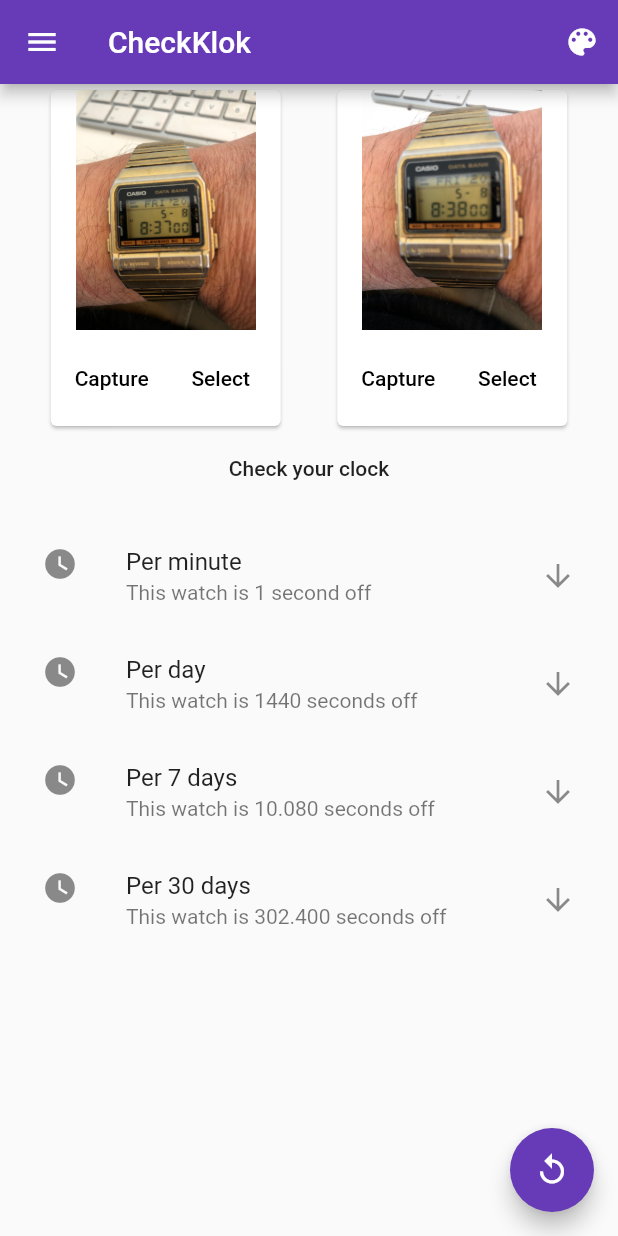
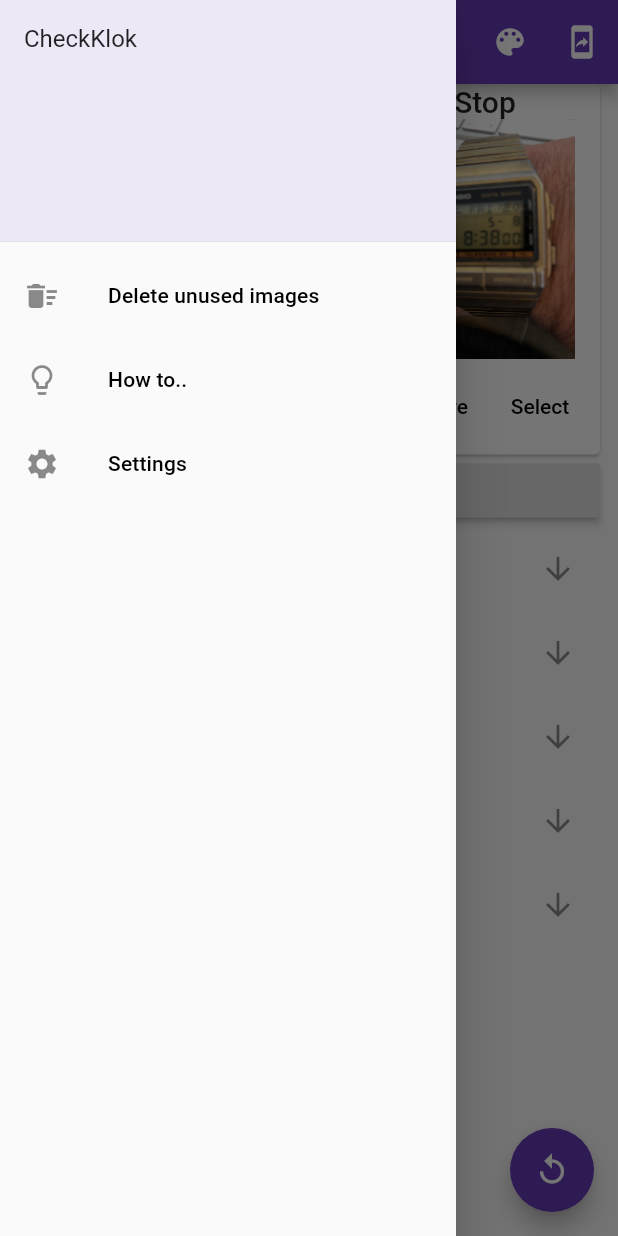
Before and after one commit to cbaarendse/checkklok, a Flutter app: the screen it shows after launch, with the side drawer open (before the commit the screen has no drawer), on a phone screen of 412 x 824 dp. Run offline on Flutter 3.47's test engine with Material 2 defaults, Android fonts, the phone set to English and light mode, and no system bars; our stand-ins replace native_screenshot; missing offline and left inert: admob_flutter.

Commit message:
Set up Drawer; Implemented screenshot button; Worked on layout.

```diff
--- a/lib/main.dart
+++ b/lib/main.dart
@@ -1,10 +1,12 @@
 import 'dart:io';
+import 'package:flutter/cupertino.dart';
 import 'package:flutter/material.dart';
 import 'package:checkklok/logic/check_provider.dart';
 import 'package:checkklok/screens/ad_banner.dart';
 import 'constants.dart';
 import 'package:provider/provider.dart';
 import 'package:admob_flutter/admob_flutter.dart';
+import 'package:native_screenshot/native_screenshot.dart';
 
 void main() {
   String getBannerAdUnitId() {
@@ -58,26 +60,62 @@ class _MyHomePageState extends State<MyHomePage> {
   Widget build(BuildContext context) {
     return Scaffold(
       appBar: AppBar(
-        leading: IconButton(icon: Icon(Icons.menu), onPressed: () {}),
         title: Text(widget.title),
         actions: <Widget>[
           IconButton(
             icon: Icon(Icons.color_lens),
             onPressed: () {},
           ),
+          IconButton(
+            icon: Icon(Icons.mobile_screen_share),
+            onPressed: () async {
+              String path = await NativeScreenshot.takeScreenshot();
+              return;
+            },
+          ),
         ],
       ),
+      drawer: Drawer(
+          child: ListView(
+        padding: EdgeInsets.all(0.0),
+        children: <Widget>[
+          DrawerHeader(
+            decoration:
+                BoxDecoration(color: Theme.of(context).secondaryHeaderColor),
+            child:
+                Text('CheckKlok', style: Theme.of(context).textTheme.subtitle1),
+          ),
+          ListTile(
+            leading: Icon(Icons.delete_sweep),
+            title: Text('Delete unused images',
+                style: Theme.of(context).textTheme.subtitle2),
+          ),
+          ListTile(
+            leading: Icon(Icons.lightbulb_outline),
+            title:
+                Text('How to..', style: Theme.of(context).textTheme.subtitle2),
+          ),
+          ListTile(
+            leading: Icon(Icons.settings),
+            title:
+                Text('Settings', style: Theme.of(context).textTheme.subtitle2),
+          ),
+        ],
+      )),
       body: Center(
         child: Column(
           mainAxisAlignment: MainAxisAlignment.center,
           children: <Widget>[
             //AdBanner(),
             Row(
-              mainAxisAlignment: MainAxisAlignment.spaceEvenly,
+              mainAxisAlignment: MainAxisAlignment.spaceBetween,
               children: <Widget>[
                 Card(
+                  margin: EdgeInsets.only(left: 12.0),
                   child: Column(
                     children: <Widget>[
+                      Text('Start',
+                          style: Theme.of(context).textTheme.headline6),
                       Image.asset(
                         'images/IMG_8294.jpeg',
                         width: 120.0,
@@ -98,8 +136,11 @@ class _MyHomePageState extends State<MyHomePage> {
                   ),
                 ),
                 Card(
+                  margin: EdgeInsets.only(right: 12.0),
                   child: Column(
                     children: <Widget>[
+                      Text('Stop',
+                          style: Theme.of(context).textTheme.headline6),
                       Image.asset(
                         'images/IMG_8295.jpeg',
                         width: 120.0,
@@ -121,38 +162,57 @@ class _MyHomePageState extends State<MyHomePage> {
                 ),
               ],
             ),
-            FlatButton(
-              child: Text('Check your clock'),
-              onPressed: () {},
+            Row(
+              mainAxisSize: MainAxisSize.max,
+              children: <Widget>[
+                Expanded(
+                  child: Container(
+                    margin: EdgeInsets.symmetric(horizontal: 12.0),
+                    child: RaisedButton(
+                      color: Theme.of(context).buttonColor,
+                      splashColor: Theme.of(context).accentColor,
+                      hoverColor: Theme.of(context).hoverColor,
+                      child: Text('Check your clock'),
+                      onPressed: () {},
+                    ),
+                  ),
+                ),
+              ],
             ),
             Expanded(
               child: ListView(
-                padding: EdgeInsets.all(12.0),
+                padding: EdgeInsets.symmetric(horizontal: 12.0),
                 children: <Widget>[
                   ListTile(
-                    leading: Icon(Icons.watch_later),
+                    leading: Icon(Icons.timer),
                     title: Text('Per minute'),
-                    subtitle: Text('This watch is 1 second off'),
+//                    subtitle: Text('This watch is 1 second off'),
                     trailing: Icon(Icons.arrow_downward),
                   ),
                   ListTile(
                     leading: Icon(Icons.watch_later),
                     title: Text('Per day'),
-                    subtitle: Text('This watch is 1440 seconds off'),
+//                    subtitle: Text('This watch is 1440 seconds off'),
                     trailing: Icon(Icons.arrow_downward),
                   ),
                   ListTile(
-                    leading: Icon(Icons.watch_later),
+                    leading: Icon(Icons.event),
                     title: Text('Per 7 days'),
-                    subtitle: Text('This watch is 10.080 seconds off'),
+//                    subtitle: Text('This watch is 10.080 seconds off'),
                     trailing: Icon(Icons.arrow_downward),
                   ),
                   ListTile(
-                    leading: Icon(Icons.watch_later),
+                    leading: Icon(Icons.event_note),
                     title: Text('Per 30 days'),
-                    subtitle: Text('This watch is 302.400 seconds off'),
+//                    subtitle: Text('This watch is 302.400 seconds off'),
                     trailing: Icon(Icons.arrow_downward),
-                  )
+                  ),
+                  ListTile(
+                    leading: Icon(Icons.calendar_today),
+                    title: Text('Per 365 days'),
+//                    subtitle: Text('This watch is 302.400 seconds off'),
+                    trailing: Icon(Icons.arrow_downward),
+                  ),
                 ],
               ),
             ),
--- a/pubspec.yaml
+++ b/pubspec.yaml
@@ -19,12 +19,16 @@ environment:
 dependencies:
   flutter:
     sdk: flutter
+  camera:
+  path_provider:
+  path:
 
   # The following adds the Cupertino Icons font to your application.
   # Use with the CupertinoIcons class for iOS style icons.
   cupertino_icons: ^0.1.2
   admob_flutter: ^0.3.4
   provider: ^4.1.1
+  native_screenshot: ^0.0.3
 
 dev_dependencies:
   flutter_test:
```
Also changed, not shown: pubspec.lock, 3 other files.
